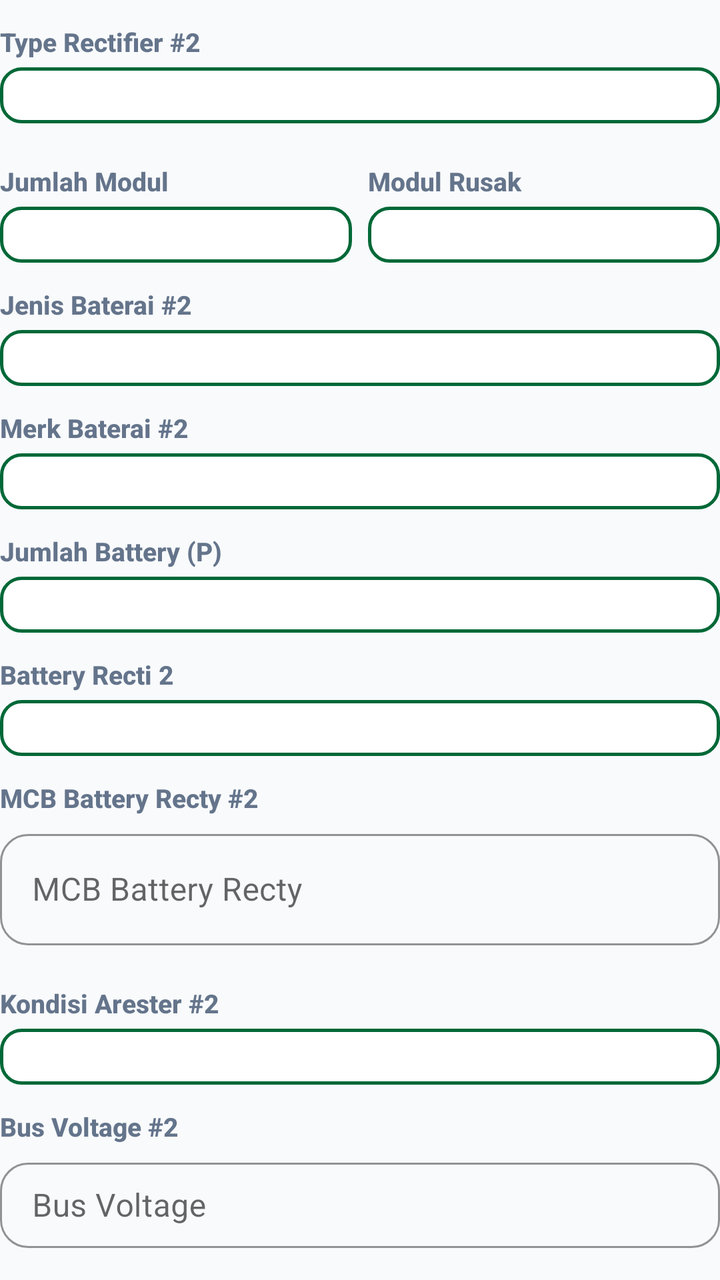
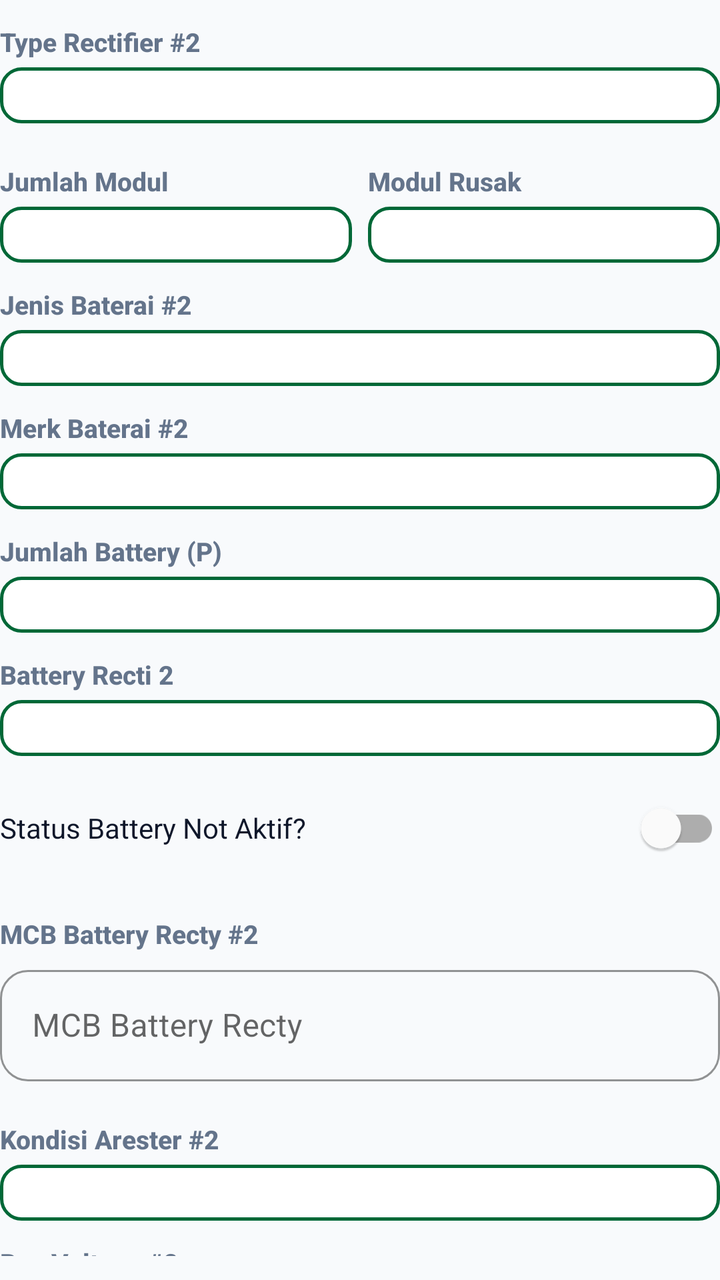

The first picture is an Android layout as it rendered before a commit; the second is the same layout after the commit. The layout source and the unified diff follow.
<!-- AndroidManifest.xml: application theme Theme.ZamanApps -->
<!-- res/layout/dialog_edit_rectifier2.xml -->
<?xml version="1.0" encoding="utf-8"?>
<LinearLayout xmlns:android="http://schemas.android.com/apk/res/android"
    xmlns:app="http://schemas.android.com/apk/res-auto"
    android:layout_width="match_parent"
    android:layout_height="wrap_content"
    android:orientation="vertical"
    android:paddingBottom="8dp">

    
    <TextView
        style="@style/FieldLabel"
        android:text="Type Rectifier #2" />

    <Spinner
        android:id="@+id/spTypeRectifier2"
        style="@style/SpinnerField" />

    
    <LinearLayout
        android:layout_width="match_parent"
        android:layout_height="wrap_content"
        android:orientation="horizontal"
        android:layout_marginTop="8dp">

        <LinearLayout
            android:layout_width="0dp"
            android:layout_height="wrap_content"
            android:layout_weight="1"
            android:layout_marginEnd="4dp"
            android:orientation="vertical">

            <TextView
                style="@style/FieldLabel"
                android:text="Jumlah Modul" />

            <Spinner
                android:id="@+id/spJumlahModul2"
                style="@style/SpinnerField" />
        </LinearLayout>

        <LinearLayout
            android:layout_width="0dp"
            android:layout_height="wrap_content"
            android:layout_weight="1"
            android:layout_marginStart="4dp"
            android:orientation="vertical">

            <TextView
                style="@style/FieldLabel"
                android:text="Modul Rusak" />

            <Spinner
                android:id="@+id/spJumlahModulRusak2"
                style="@style/SpinnerField" />
        </LinearLayout>
    </LinearLayout>

    
    <TextView
        style="@style/FieldLabel"
        android:text="Jenis Baterai #2" />

    <Spinner
        android:id="@+id/spJenisBaterai2"
        style="@style/SpinnerField" />

    
    <TextView
        style="@style/FieldLabel"
        android:text="Merk Baterai #2" />

    <Spinner
        android:id="@+id/spMerkBaterai2"
        style="@style/SpinnerField" />

    
    <TextView
        style="@style/FieldLabel"
        android:text="Jumlah Battery (P)" />

    <Spinner
        android:id="@+id/spJumlahBattery2"
        style="@style/SpinnerField" />

    <TextView
        style="@style/FieldLabel"
        android:text="Battery Recti 2" />

    <Spinner
        android:id="@+id/spBatteryRecti2"
        style="@style/SpinnerField" />

    
    <TextView
        style="@style/FieldLabel"
        android:text="MCB Battery Recty #2" />

    <com.google.android.material.textfield.TextInputLayout
        style="@style/ZamanTextInputLayout"
        android:layout_width="match_parent"
        android:layout_height="wrap_content"
        android:layout_marginBottom="8dp">

        <com.google.android.material.textfield.TextInputEditText
            android:id="@+id/editMcbBatteryRecti2"
            android:layout_width="match_parent"
            android:layout_height="wrap_content"
            android:hint="MCB Battery Recty"
            android:inputType="numberDecimal" />
    </com.google.android.material.textfield.TextInputLayout>

    
    <TextView
        style="@style/FieldLabel"
        android:text="Kondisi Arester #2" />

    <Spinner
        android:id="@+id/spKondisiArester2"
        style="@style/SpinnerField" />

    
    <TextView
        style="@style/FieldLabel"
        android:text="Bus Voltage #2" />

    <com.google.android.material.textfield.TextInputLayout
        style="@style/ZamanTextInputLayout"
        android:layout_width="match_parent"
        android:layout_height="wrap_content"
        android:layout_marginBottom="8dp">

        <com.google.android.material.textfield.TextInputEditText
            android:id="@+id/editBusVoltage2"
            android:layout_width="match_parent"
            android:layout_height="wrap_content"
            android:hint="Bus Voltage"
            android:inputType="numberDecimal" />
    </com.google.android.material.textfield.TextInputLayout>

    
    <TextView
        style="@style/FieldLabel"
        android:text="Load (A) #2" />

    <com.google.android.material.textfield.TextInputLayout
        style="@style/ZamanTextInputLayout"
        android:layout_width="match_parent"
        android:layout_height="wrap_content"
        android:layout_marginBottom="8dp">

        <com.google.android.material.textfield.TextInputEditText
            android:id="@+id/editLoadA2"
            android:layout_width="match_parent"
            android:layout_height="wrap_content"
            android:hint="Load (A)"
            android:inputType="numberDecimal" />
    </com.google.android.material.textfield.TextInputLayout>

    
    <TextView
        style="@style/FieldLabel"
        android:text="Perangkat Terhubung #2" />

    <com.google.android.material.textfield.TextInputLayout
        style="@style/ZamanTextInputLayout"
        android:layout_width="match_parent"
        android:layout_height="wrap_content"
        android:layout_marginBottom="8dp">

        <com.google.android.material.textfield.TextInputEditText
            android:id="@+id/editPerangkat2"
            android:layout_width="match_parent"
            android:layout_height="wrap_content"
            android:hint="Perangkat"
            android:inputType="text" />
    </com.google.android.material.textfield.TextInputLayout>

    
    <TextView
        style="@style/FieldLabel"
        android:text="Remark #2" />

    <com.google.android.material.textfield.TextInputLayout
        style="@style/ZamanTextInputLayout"
        android:layout_width="match_parent"
        android:layout_height="wrap_content">

        <com.google.android.material.textfield.TextInputEditText
            android:id="@+id/editRemark2"
            android:layout_width="match_parent"
            android:layout_height="wrap_content"
            android:hint="Catatan"
            android:inputType="textMultiLine"
            android:minLines="2" />
    </com.google.android.material.textfield.TextInputLayout>

</LinearLayout>
<!-- resources referenced by this layout -->
<resources>
  <style name="FieldLabel">
          <item name="android:layout_width">match_parent</item>
          <item name="android:layout_height">wrap_content</item>
          <item name="android:layout_marginTop">12dp</item>
          <item name="android:layout_marginBottom">4dp</item>
          <item name="android:textColor">@color/text_secondary</item>
          <item name="android:textSize">13sp</item>
          <item name="android:textStyle">bold</item>
          <item name="android:fontFamily">sans-serif-medium</item>
      </style>
  <style name="SpinnerField" parent="SpinnerFieldModern" />
  <style name="ZamanTextInputLayout" parent="Widget.MaterialComponents.TextInputLayout.OutlinedBox">
          <item name="boxCornerRadiusTopStart">14dp</item>
          <item name="boxCornerRadiusTopEnd">14dp</item>
          <item name="boxCornerRadiusBottomStart">14dp</item>
          <item name="boxCornerRadiusBottomEnd">14dp</item>
          <item name="boxStrokeColor">@color/brand_primary</item>
          <item name="hintTextColor">@color/brand_primary</item>
          <item name="startIconTint">@color/brand_primary</item>
      </style>
  <color name="text_secondary">#64748B</color>
  <style name="SpinnerFieldModern" parent="Widget.AppCompat.Spinner">
          <item name="android:layout_width">match_parent</item>
          <item name="android:layout_height">wrap_content</item>
          <item name="android:background">@drawable/spinner_background_modern</item>
          <item name="android:padding">14dp</item>
          <item name="android:textSize">15sp</item>
          <item name="android:textColor">@color/text_primary</item>
          <item name="android:popupBackground">@color/card_bg</item>
          <item name="android:overlapAnchor">false</item>
      </style>
  <color name="brand_primary">#006837</color>
  <color name="brand_primary_dark">#004D25</color>
  <color name="white">#FFFFFF</color>
  <color name="brand_accent">#00A859</color>
  <color name="section_bg">#F8FAFC</color>
  <color name="text_primary">#0F172A</color>
  <style name="ZamanButton" parent="Widget.MaterialComponents.Button">
          <item name="android:insetTop">0dp</item>
          <item name="android:insetBottom">0dp</item>
          <item name="android:paddingTop">0dp</item>
          <item name="android:paddingBottom">0dp</item>
          <item name="android:paddingVertical">0dp</item>
          <item name="android:gravity">center</item>
          <item name="android:minHeight">48dp</item>
          <item name="cornerRadius">16dp</item>
          <item name="android:textAllCaps">false</item>
          <item name="android:textStyle">bold</item>
          <item name="android:letterSpacing">0.02</item>
      </style>
  <style name="ZamanCard" parent="Widget.MaterialComponents.CardView">
          <item name="cardCornerRadius">20dp</item>
          <item name="cardElevation">4dp</item>
          <item name="cardBackgroundColor">@color/card_bg</item>
          <item name="android:foreground">?attr/selectableItemBackground</item>
      </style>
  <color name="card_bg">#FFFFFF</color>
  <color name="brand_primary_lightest">#E7F6EC</color>
  <!-- unchanged entries left out for length: 2 -->
</resources>

<!-- the commit's change to res/layout/dialog_edit_rectifier2.xml (unified diff, before → after) -->
@@ -6,16 +6,9 @@
     android:orientation="vertical"
     android:paddingBottom="8dp">
 
-    
-    <TextView
-        style="@style/FieldLabel"
-        android:text="Type Rectifier #2" />
+    <TextView style="@style/FieldLabel" android:text="Type Rectifier #2" />
+    <Spinner android:id="@+id/spTypeRectifier2" style="@style/SpinnerField" />
 
-    <Spinner
-        android:id="@+id/spTypeRectifier2"
-        style="@style/SpinnerField" />
-
-    
     <LinearLayout
         android:layout_width="match_parent"
         android:layout_height="wrap_content"
@@ -28,14 +21,8 @@
             android:layout_weight="1"
             android:layout_marginEnd="4dp"
             android:orientation="vertical">
-
-            <TextView
-                style="@style/FieldLabel"
-                android:text="Jumlah Modul" />
-
-            <Spinner
-                android:id="@+id/spJumlahModul2"
-                style="@style/SpinnerField" />
+            <TextView style="@style/FieldLabel" android:text="Jumlah Modul" />
+            <Spinner android:id="@+id/spJumlahModul2" style="@style/SpinnerField" />
         </LinearLayout>
 
         <LinearLayout
@@ -44,63 +31,51 @@
             android:layout_weight="1"
             android:layout_marginStart="4dp"
             android:orientation="vertical">
-
-            <TextView
-                style="@style/FieldLabel"
-                android:text="Modul Rusak" />
-
-            <Spinner
-                android:id="@+id/spJumlahModulRusak2"
-                style="@style/SpinnerField" />
+            <TextView style="@style/FieldLabel" android:text="Modul Rusak" />
+            <Spinner android:id="@+id/spJumlahModulRusak2" style="@style/SpinnerField" />
         </LinearLayout>
     </LinearLayout>
 
-    
-    <TextView
-        style="@style/FieldLabel"
-        android:text="Jenis Baterai #2" />
+    <TextView style="@style/FieldLabel" android:text="Jenis Baterai #2" />
+    <Spinner android:id="@+id/spJenisBaterai2" style="@style/SpinnerField" />
 
-    <Spinner
-        android:id="@+id/spJenisBaterai2"
-        style="@style/SpinnerField" />
+    <TextView style="@style/FieldLabel" android:text="Merk Baterai #2" />
+    <Spinner android:id="@+id/spMerkBaterai2" style="@style/SpinnerField" />
+
+    <TextView style="@style/FieldLabel" android:text="Jumlah Battery (P)" />
+    <Spinner android:id="@+id/spJumlahBattery2" style="@style/SpinnerField" />
+
+    <TextView style="@style/FieldLabel" android:text="Battery Recti 2" />
+    <Spinner android:id="@+id/spBatteryRecti2" style="@style/SpinnerField" />
 
     
-    <TextView
-        style="@style/FieldLabel"
-        android:text="Merk Baterai #2" />
+    <com.google.android.material.switchmaterial.SwitchMaterial
+        android:id="@+id/switchStatusBatteryNotAktif2"
+        android:layout_width="match_parent"
+        android:layout_height="wrap_content"
+        android:layout_marginTop="12dp"
+        android:layout_marginBottom="8dp"
+        android:text="Status Battery Not Aktif?"
+        android:textColor="@color/text_primary" />
 
-    <Spinner
-        android:id="@+id/spMerkBaterai2"
-        style="@style/SpinnerField" />
+    <LinearLayout
+        android:id="@+id/layoutJumlahBankNotAktif2"
+        android:layout_width="match_parent"
+        android:layout_height="wrap_content"
+        android:layout_marginBottom="8dp"
+        android:orientation="vertical"
+        android:visibility="gone">
 
-    
-    <TextView
-        style="@style/FieldLabel"
-        android:text="Jumlah Battery (P)" />
+        <TextView style="@style/FieldLabel" android:text="Jumlah Bank Not Aktif" />
+        <Spinner android:id="@+id/spJumlahBankNotAktif2" style="@style/SpinnerField" />
+    </LinearLayout>
 
-    <Spinner
-        android:id="@+id/spJumlahBattery2"
-        style="@style/SpinnerField" />
-
-    <TextView
-        style="@style/FieldLabel"
-        android:text="Battery Recti 2" />
-
-    <Spinner
-        android:id="@+id/spBatteryRecti2"
-        style="@style/SpinnerField" />
-
-    
-    <TextView
-        style="@style/FieldLabel"
-        android:text="MCB Battery Recty #2" />
-
+    <TextView style="@style/FieldLabel" android:text="MCB Battery Recty #2" />
     <com.google.android.material.textfield.TextInputLayout
         style="@style/ZamanTextInputLayout"
         android:layout_width="match_parent"
         android:layout_height="wrap_content"
         android:layout_marginBottom="8dp">
-
         <com.google.android.material.textfield.TextInputEditText
             android:id="@+id/editMcbBatteryRecti2"
             android:layout_width="match_parent"
@@ -109,26 +84,15 @@
             android:inputType="numberDecimal" />
     </com.google.android.material.textfield.TextInputLayout>
 
-    
-    <TextView
-        style="@style/FieldLabel"
-        android:text="Kondisi Arester #2" />
+    <TextView style="@style/FieldLabel" android:text="Kondisi Arester #2" />
+    <Spinner android:id="@+id/spKondisiArester2" style="@style/SpinnerField" />
 
-    <Spinner
-        android:id="@+id/spKondisiArester2"
-        style="@style/SpinnerField" />
-
-    
-    <TextView
-        style="@style/FieldLabel"
-        android:text="Bus Voltage #2" />
-
+    <TextView style="@style/FieldLabel" android:text="Bus Voltage #2" />
     <com.google.android.material.textfield.TextInputLayout
         style="@style/ZamanTextInputLayout"
         android:layout_width="match_parent"
         android:layout_height="wrap_content"
         android:layout_marginBottom="8dp">
-
         <com.google.android.material.textfield.TextInputEditText
             android:id="@+id/editBusVoltage2"
             android:layout_width="match_parent"
@@ -137,17 +101,12 @@
             android:inputType="numberDecimal" />
     </com.google.android.material.textfield.TextInputLayout>
 
-    
-    <TextView
-        style="@style/FieldLabel"
-        android:text="Load (A) #2" />
-
+    <TextView style="@style/FieldLabel" android:text="Load (A) #2" />
     <com.google.android.material.textfield.TextInputLayout
         style="@style/ZamanTextInputLayout"
         android:layout_width="match_parent"
         android:layout_height="wrap_content"
         android:layout_marginBottom="8dp">
-
         <com.google.android.material.textfield.TextInputEditText
             android:id="@+id/editLoadA2"
             android:layout_width="match_parent"
@@ -156,17 +115,12 @@
             android:inputType="numberDecimal" />
     </com.google.android.material.textfield.TextInputLayout>
 
-    
-    <TextView
-        style="@style/FieldLabel"
-        android:text="Perangkat Terhubung #2" />
-
+    <TextView style="@style/FieldLabel" android:text="Perangkat Terhubung #2" />
     <com.google.android.material.textfield.TextInputLayout
         style="@style/ZamanTextInputLayout"
         android:layout_width="match_parent"
         android:layout_height="wrap_content"
         android:layout_marginBottom="8dp">
-
         <com.google.android.material.textfield.TextInputEditText
             android:id="@+id/editPerangkat2"
             android:layout_width="match_parent"
@@ -175,16 +129,8 @@
             android:inputType="text" />
     </com.google.android.material.textfield.TextInputLayout>
 
-    
-    <TextView
-        style="@style/FieldLabel"
-        android:text="Remark #2" />
-
-    <com.google.android.material.textfield.TextInputLayout
-        style="@style/ZamanTextInputLayout"
-        android:layout_width="match_parent"
-        android:layout_height="wrap_content">
-
+    <TextView style="@style/FieldLabel" android:text="Remark #2" />
+    <com.google.android.material.textfield.TextInputLayout style="@style/ZamanTextInputLayout" android:layout_width="match_parent" android:layout_height="wrap_content">
         <com.google.android.material.textfield.TextInputEditText
             android:id="@+id/editRemark2"
             android:layout_width="match_parent"
